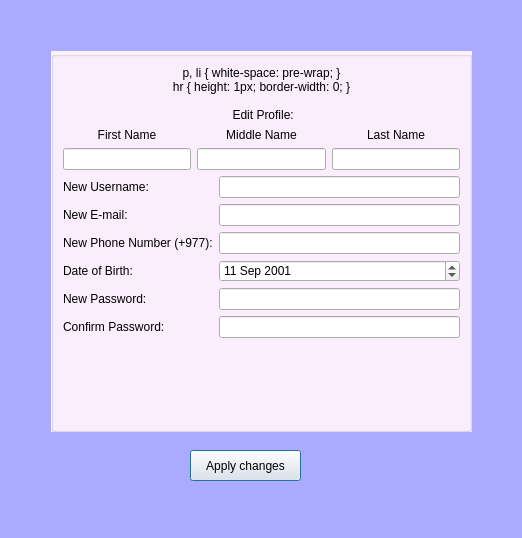
This is editprofile.ui in aavashlamichhane/LibMan as Qt 5 draws it before an edit. The edited form follows.
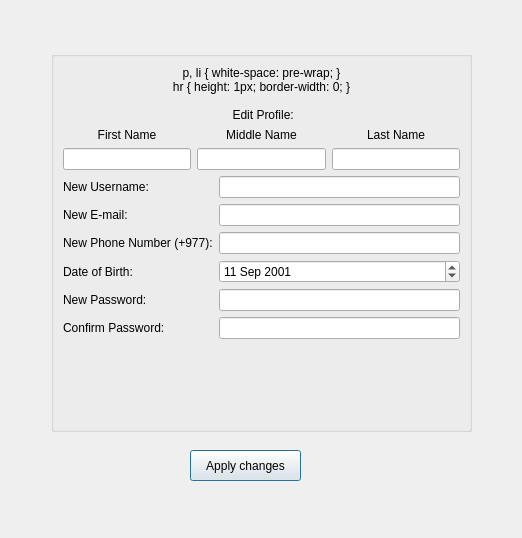
This is the edited form.

```diff
--- a/editprofile.ui
+++ b/editprofile.ui
@@ -14,9 +14,7 @@
    <string>Dialog</string>
   </property>
   <property name="styleSheet">
-   <string notr="true">QMainWindow{background:rgb(170, 170, 255)}
-QGroupBox{background:rgb(253, 240, 255)}
-QDialog{background:rgb(170, 170, 255)}</string>
+   <string notr="true"/>
   </property>
   <widget class="QPushButton" name="pushButton">
    <property name="geometry">
```
